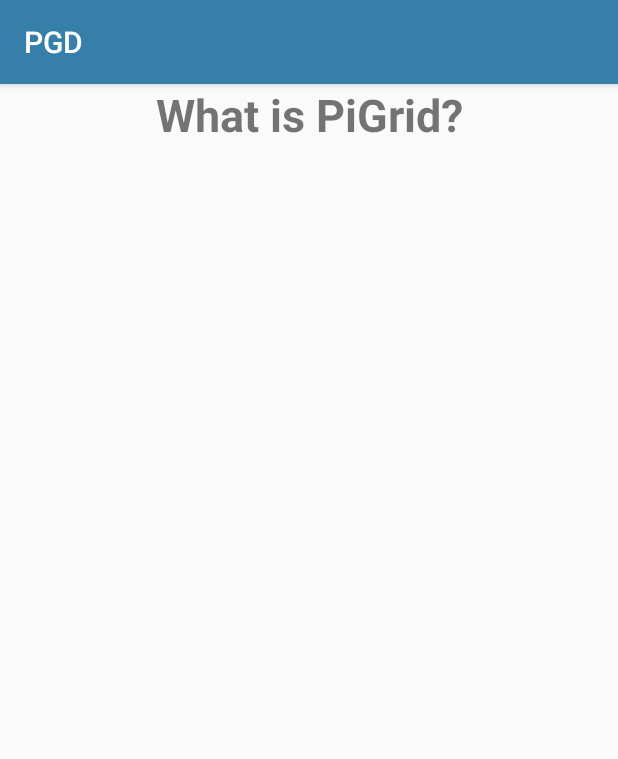
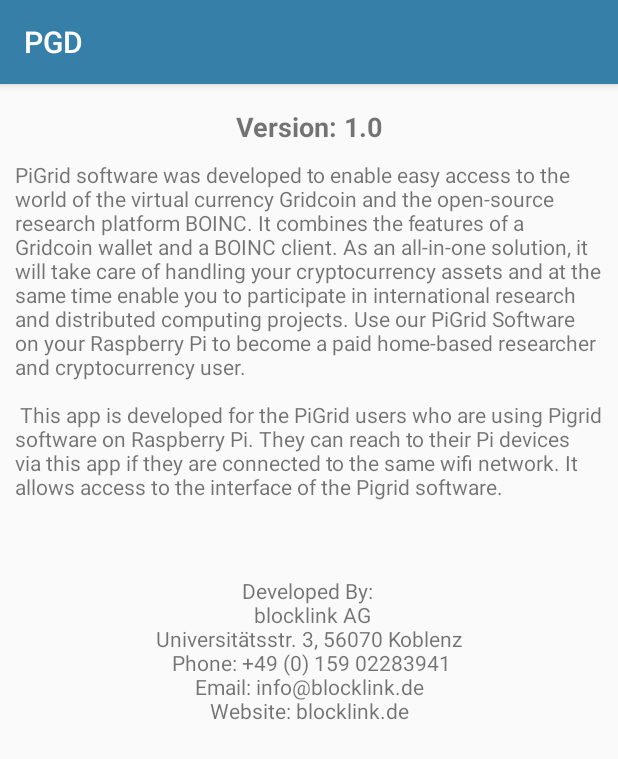
Before and after one commit to blocklink-it/pigrid-companion-app, an Android app: the fragment AboutFragment shown on its own in the app's theme, on a phone screen of 412 x 824 dp. Shown: the top 759 px of the screen. Run offline under Robolectric (Android 15) with nearby library versions, the phone set to English and light mode, and no system bars; 1 statement that could not run was skipped.

Commit message:
Adds About App fragments and content within it also adds app help menu and opens it

```diff
--- a/app/src/main/java/de/blocklink/pgiri/pgd/Fragment/AboutFragment.java
+++ b/app/src/main/java/de/blocklink/pgiri/pgd/Fragment/AboutFragment.java
@@ -1,13 +1,13 @@
 package de.blocklink.pgiri.pgd.Fragment;
 
 import android.content.Context;
-import android.net.Uri;
 import android.os.Bundle;
 import android.support.v4.app.Fragment;
 import android.view.LayoutInflater;
 import android.view.View;
 import android.view.ViewGroup;
 
+import de.blocklink.pgiri.pgd.MainActivity;
 import de.blocklink.pgiri.pgd.R;
 
 public class AboutFragment extends Fragment {
@@ -33,6 +33,12 @@
         super.onAttach(context);
     }
 
+    public void onResume(){
+        super.onResume();
+        // Set title bar
+        ((MainActivity) getActivity()).setActionBarTitle("About App");
+    }
+
     @Override
     public void onDetach() {
         super.onDetach();
--- a/app/src/main/res/layout/fragment_about.xml
+++ b/app/src/main/res/layout/fragment_about.xml
@@ -1,16 +1,32 @@
 <?xml version="1.0" encoding="utf-8"?>
-<FrameLayout xmlns:android="http://schemas.android.com/apk/res/android"
+<LinearLayout xmlns:android="http://schemas.android.com/apk/res/android"
     xmlns:tools="http://schemas.android.com/tools"
     android:layout_width="match_parent"
     android:layout_height="match_parent"
+    android:orientation="vertical"
     tools:context=".Fragment.AboutFragment">
 
     <TextView
         android:layout_width="match_parent"
         android:layout_height="wrap_content"
-        android:textStyle="bold"
-        android:text="@string/what_pi"
+        android:text="@string/version"
         android:textAlignment="center"
-        android:textSize="@dimen/slide_title"/>
+        android:textSize="18sp"
+        android:layout_marginTop="@dimen/text_margin"
+        android:textStyle="bold" />
 
-</FrameLayout>
+    <TextView
+        android:layout_width="match_parent"
+        android:layout_height="wrap_content"
+        android:padding="@dimen/margin_text"
+        android:text="@string/about_app_text" />
+
+    <TextView
+        android:layout_width="match_parent"
+        android:layout_height="wrap_content"
+        android:padding="@dimen/desc_padding"
+        android:gravity="center"
+        android:text="@string/about_text" />
+
+
+</LinearLayout>
--- a/app/src/main/res/values/dimens.xml
+++ b/app/src/main/res/values/dimens.xml
@@ -24,7 +24,7 @@
     <dimen name="nav_header_height">176dp</dimen>
 
     <dimen name="margin_left_right">10dp</dimen>
-    <dimen name="margin_web_view">1dp</dimen>
+    <dimen name="margin_text">10dp</dimen>
 
 
 </resources>
--- a/app/src/main/res/values/strings.xml
+++ b/app/src/main/res/values/strings.xml
@@ -38,9 +38,16 @@
     <string name="no_data_available">No Pi Devices Found on Your Wifi Network. Please click search button again to rescan the wifi</string>
     <string name="reset_message"> Use the button below to reset this app. By resetting this app you will be able to see the Welcome slider message again</string>
 
-    <string name="what_pi"> What is PiGrid? </string>
-    <string name="about_text">Our PiGrid software was developed to enable easy access to the world of the virtual currency Gridcoin and the open-source research platform BOINC.
-        It combines the features of a Gridcoin wallet and a BOINC client. As an all-in-one solution, it will take care of handling your cryptocurrency assets and at the same time
-        enable you to participate in international research and distributed computing projects. Use our PiGrid Software on your Raspberry Pi to become a paid home-based researcher
-        and cryptocurrency user. <b> Please expect that the current release is a public alpha version that can be upgraded to a full version once available.</b></string>
+    <string name="version"> Version:  1.0 </string>
+    <string name="about_text">Developed By: \n blocklink AG\n Universitätsstr. 3, 56070 Koblenz \n Phone: +49 (0) 159 02283941\n Email: info@blocklink.de \nWebsite: blocklink.de</string>
+
+    <string name="about_app_text"> PiGrid software was developed to enable easy access to the world of the virtual currency Gridcoin and the open-source research platform BOINC.
+        It combines the features of a Gridcoin wallet and a BOINC client. As an all-in-one solution, it will take care of handling your cryptocurrency assets and at the same time enable
+        you to participate in international research and distributed computing projects. Use our PiGrid Software on your Raspberry Pi to become a paid home-based researcher and
+        cryptocurrency user. \n \n
+
+        This app is developed for the PiGrid users who are using Pigrid software on Raspberry Pi. They can reach to their Pi devices via this app if they are connected to the same wifi network.
+        It allows access to the interface of the Pigrid software.
+
+    </string>
 </resources>
```
Also changed, not shown: app/src/main/java/de/blocklink/pgiri/pgd/Fragment/SettingFragment.java (+7 -0 lines), app/src/main/java/de/blocklink/pgiri/pgd/MainActivity.java (+6 -3 lines), app/src/main/java/de/blocklink/pgiri/pgd/WelcomeActivity.java (+10 -3 lines).
